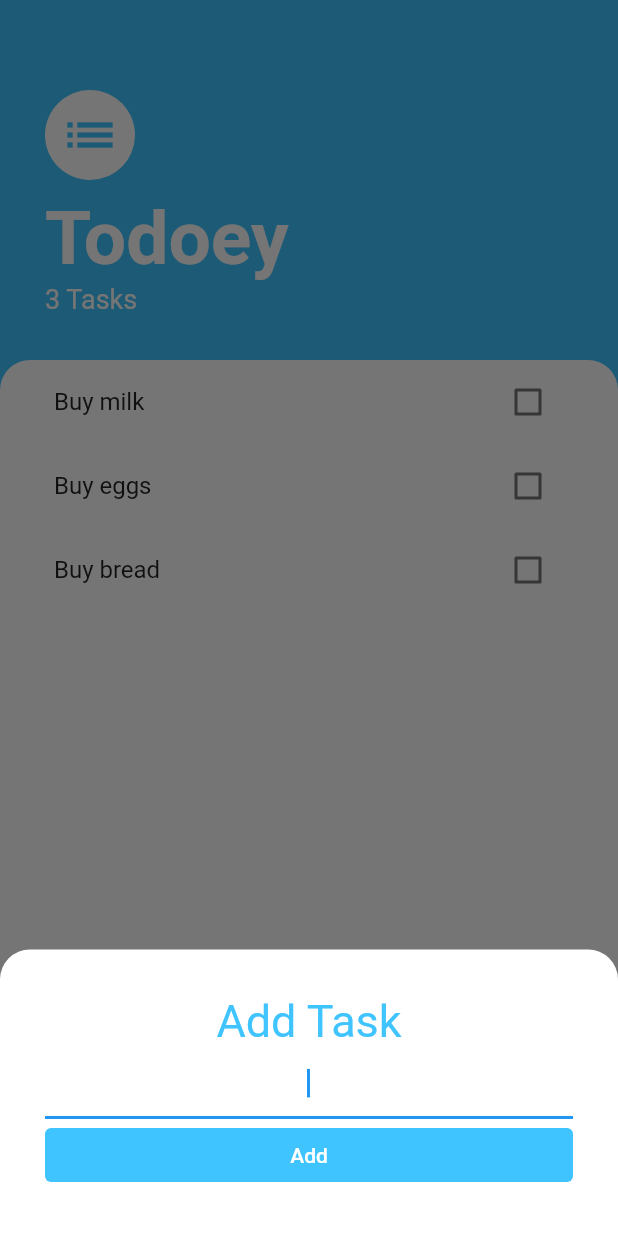
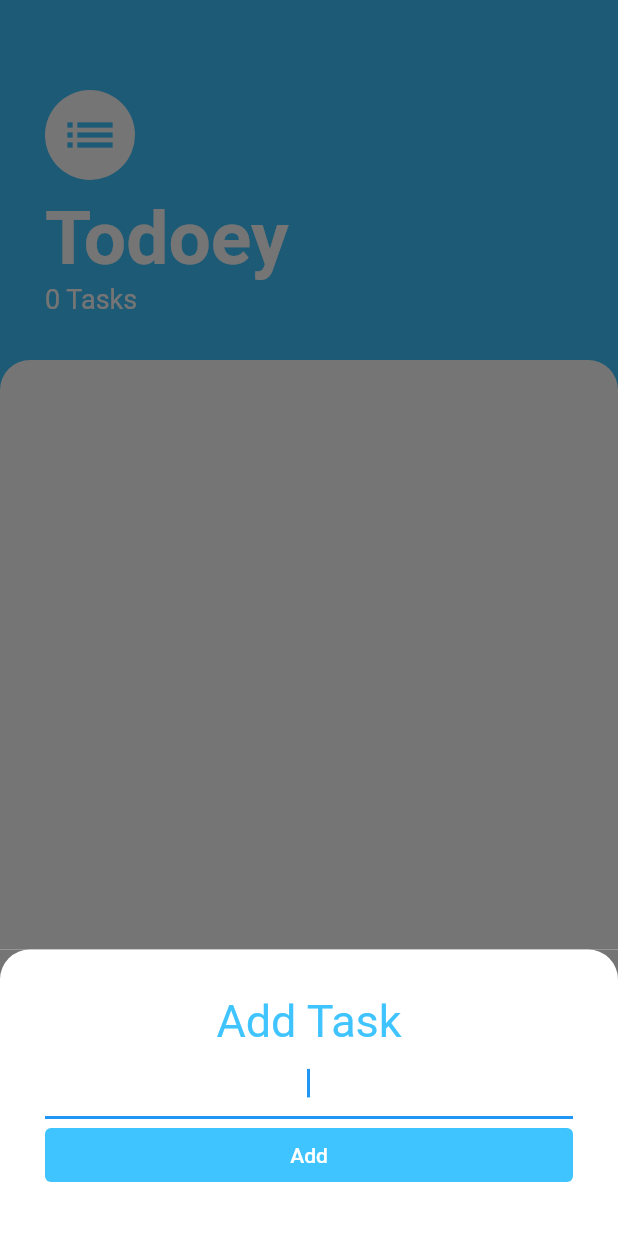
Before and after one commit to GzuPark/todoey_flutter, a Flutter app: the screen it shows after launch, after a tap on the "add" icon, on a phone screen of 412 x 824 dp. Run offline on Flutter 3.47's test engine with Material 2 defaults, Android fonts, the phone set to English and light mode, and no system bars.

Commit message:
Refactor to clean up code format more easier to read

```diff
--- a/lib/main.dart
+++ b/lib/main.dart
@@ -14,7 +14,7 @@ class MyApp extends StatelessWidget {
   Widget build(BuildContext context) {
     return ChangeNotifierProvider(
       create: (context) => TaskData(),
-      child: MaterialApp(
+      child: const MaterialApp(
         home: TasksScreen(),
       ),
     );
--- a/lib/models/task_data.dart
+++ b/lib/models/task_data.dart
@@ -4,11 +4,7 @@ import 'package:flutter/foundation.dart';
 import 'package:todoey_flutter/models/task.dart';
 
 class TaskData extends ChangeNotifier {
-  final List<Task> _tasks = [
-    Task(name: 'Buy milk'),
-    Task(name: 'Buy eggs'),
-    Task(name: 'Buy bread'),
-  ];
+  final List<Task> _tasks = [];
 
   UnmodifiableListView<Task> get tasks {
     return UnmodifiableListView(_tasks);
--- a/lib/screens/add_task_screen.dart
+++ b/lib/screens/add_task_screen.dart
@@ -3,18 +3,17 @@ import 'package:provider/provider.dart';
 import 'package:todoey_flutter/models/task_data.dart';
 
 class AddTaskScreen extends StatelessWidget {
-  TextEditingController taskTextController = TextEditingController();
+  const AddTaskScreen({Key? key}) : super(key: key);
 
   @override
   Widget build(BuildContext context) {
+    TextEditingController taskTextController = TextEditingController();
+
     return Container(
-      decoration: BoxDecoration(
-        color: Color(0xFF757575),
-        border: Border.all(color: Color(0xFF757575), width: 0.0),
-      ),
+      decoration: const BoxDecoration(color: Color(0xFF757575)),
       child: Container(
         padding: const EdgeInsets.symmetric(horizontal: 30.0, vertical: 30.0),
-        decoration: BoxDecoration(
+        decoration: const BoxDecoration(
           color: Colors.white,
           borderRadius: BorderRadius.only(
             topLeft: Radius.circular(20.0),
@@ -24,13 +23,10 @@ class AddTaskScreen extends StatelessWidget {
         child: Column(
           crossAxisAlignment: CrossAxisAlignment.stretch,
           children: [
-            Text(
+            const Text(
               'Add Task',
               textAlign: TextAlign.center,
-              style: TextStyle(
-                color: Colors.lightBlueAccent,
-                fontSize: 30.0,
-              ),
+              style: TextStyle(color: Colors.lightBlueAccent, fontSize: 30.0),
             ),
             TextField(
               autofocus: true,
@@ -38,10 +34,7 @@ class AddTaskScreen extends StatelessWidget {
               controller: taskTextController,
             ),
             TextButton(
-              child: Text(
-                'Add',
-                style: TextStyle(color: Colors.white),
-              ),
+              child: const Text('Add', style: TextStyle(color: Colors.white)),
               style: ButtonStyle(backgroundColor: MaterialStateProperty.all(Colors.lightBlueAccent)),
               onPressed: () {
                 context.read<TaskData>().addTask(taskTextController.text);
--- a/lib/screens/tasks_screen.dart
+++ b/lib/screens/tasks_screen.dart
@@ -5,13 +5,15 @@ import 'package:todoey_flutter/screens/add_task_screen.dart';
 import 'package:todoey_flutter/widgets/tasks_list.dart';
 
 class TasksScreen extends StatelessWidget {
+  const TasksScreen({Key? key}) : super(key: key);
+
   @override
   Widget build(BuildContext context) {
     return Scaffold(
       backgroundColor: Colors.lightBlueAccent,
       floatingActionButton: FloatingActionButton(
         backgroundColor: Colors.lightBlueAccent,
-        child: Icon(Icons.add),
+        child: const Icon(Icons.add),
         onPressed: () {
           showModalBottomSheet(
             context: context,
@@ -19,7 +21,7 @@ class TasksScreen extends StatelessWidget {
             builder: (context) => SingleChildScrollView(
               child: Container(
                 padding: EdgeInsets.only(bottom: MediaQuery.of(context).viewInsets.bottom),
-                child: AddTaskScreen(),
+                child: const AddTaskScreen(),
               ),
             ),
           );
@@ -43,20 +45,13 @@ class TasksScreen extends StatelessWidget {
                   ),
                 ),
                 const SizedBox(height: 10.0),
-                Text(
+                const Text(
                   'Todoey',
-                  style: TextStyle(
-                    color: Colors.white,
-                    fontSize: 50.0,
-                    fontWeight: FontWeight.w700,
-                  ),
+                  style: TextStyle(color: Colors.white, fontSize: 50.0, fontWeight: FontWeight.w700),
                 ),
                 Text(
                   '${context.watch<TaskData>().taskCount} Tasks',
-                  style: TextStyle(
-                    color: Colors.white,
-                    fontSize: 18.0,
-                  ),
+                  style: const TextStyle(color: Colors.white, fontSize: 18.0),
                 ),
               ],
             ),
@@ -64,14 +59,14 @@ class TasksScreen extends StatelessWidget {
           Expanded(
             child: Container(
               padding: const EdgeInsets.symmetric(horizontal: 20.0),
-              decoration: BoxDecoration(
+              decoration: const BoxDecoration(
                 color: Colors.white,
                 borderRadius: BorderRadius.only(
                   topLeft: Radius.circular(20.0),
                   topRight: Radius.circular(20.0),
                 ),
               ),
-              child: TasksList(),
+              child: const TasksList(),
             ),
           ),
         ],
--- a/lib/widgets/task_tile.dart
+++ b/lib/widgets/task_tile.dart
@@ -1,5 +1,4 @@
 import 'package:flutter/material.dart';
-import 'package:todoey_flutter/screens/add_task_screen.dart';
 
 class TaskTile extends StatelessWidget {
   final String taskTile;
@@ -7,12 +6,13 @@ class TaskTile extends StatelessWidget {
   final Function(bool?) checkboxCallback;
   final Function() longPressCallback;
 
-  TaskTile({
+  const TaskTile({
+    Key? key,
     required this.taskTile,
     required this.isChecked,
     required this.checkboxCallback,
     required this.longPressCallback,
-  });
+  }) : super(key: key);
 
   @override
   Widget build(BuildContext context) {
--- a/lib/widgets/tasks_list.dart
+++ b/lib/widgets/tasks_list.dart
@@ -4,6 +4,8 @@ import 'package:todoey_flutter/models/task_data.dart';
 import 'package:todoey_flutter/widgets/task_tile.dart';
 
 class TasksList extends StatelessWidget {
+  const TasksList({Key? key}) : super(key: key);
+
   @override
   Widget build(BuildContext context) {
     return Consumer<TaskData>(
@@ -15,12 +17,8 @@ class TasksList extends StatelessWidget {
             return TaskTile(
               taskTile: task.name,
               isChecked: task.isDone!,
-              checkboxCallback: (bool? checkboxState) {
-                taskData.updateTask(task);
-              },
-              longPressCallback: () {
-                taskData.deleteTask(task);
-              },
+              checkboxCallback: (bool? checkboxState) => taskData.updateTask(task),
+              longPressCallback: () => taskData.deleteTask(task),
             );
           },
         );
```
